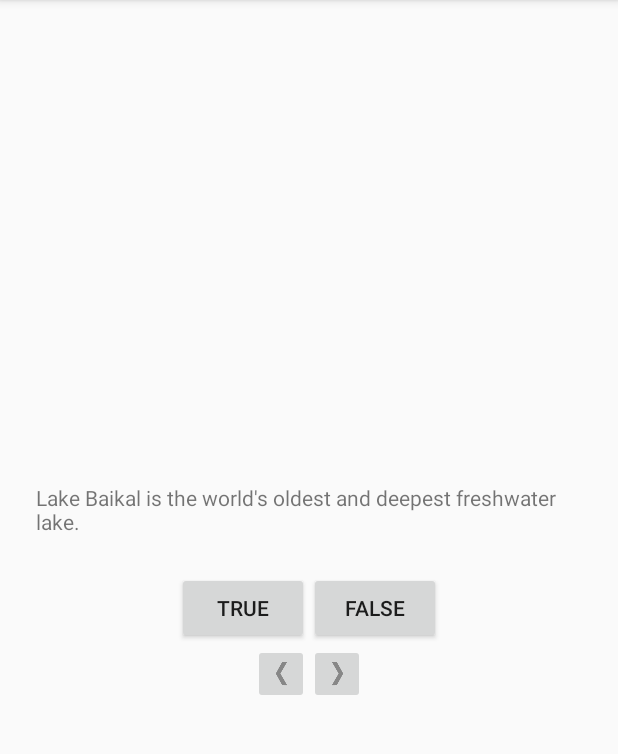
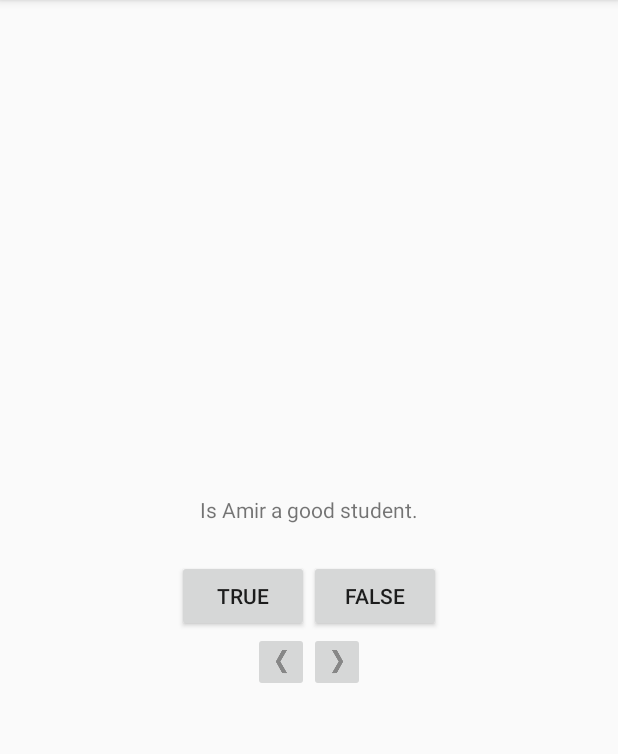
Before and after one commit to amiromrani/GeoQuiz2, an Android app: the screen it shows after launch (MainActivity), after a tap on "Go to the previous question.", on a phone screen of 412 x 824 dp, the part 84-838 px from its top. Run offline under Robolectric (Android 15) with nearby library versions, the phone set to English and light mode, and no system bars.

```diff
--- a/app/src/main/java/com/ctech/amir/geoquiz2/MainActivity.java
+++ b/app/src/main/java/com/ctech/amir/geoquiz2/MainActivity.java
@@ -29,6 +29,7 @@ public class MainActivity extends AppCompatActivity {
             new Question(R.string.question_africa, false),
             new Question(R.string.question_americas, true),
             new Question(R.string.question_asia, true),
+            new Question(R.string.question_amir, true ),
 
     };
 
--- a/app/src/main/res/values/strings.xml
+++ b/app/src/main/res/values/strings.xml
@@ -13,4 +13,5 @@
     <string name="question_africa">The source of the Nile River is in Egypt.</string>
     <string name="question_americas">The Amazon River is the longest river in the Americas.</string>
     <string name="question_asia">Lake Baikal is the world\'s oldest and deepest freshwater lake.</string>
+    <string name="question_amir">Is Amir a good student.</string>
 </resources>
```
